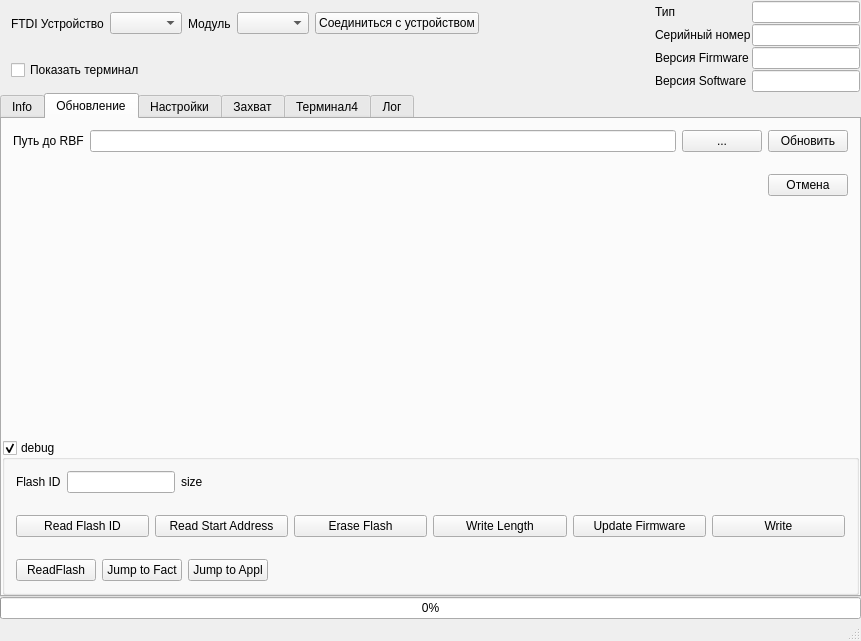
First picture: the form in FTDIDeviceControl/ftdidevicecontrol.ui, repository dzenmaster/FTDIDeviceControl, before the edit.
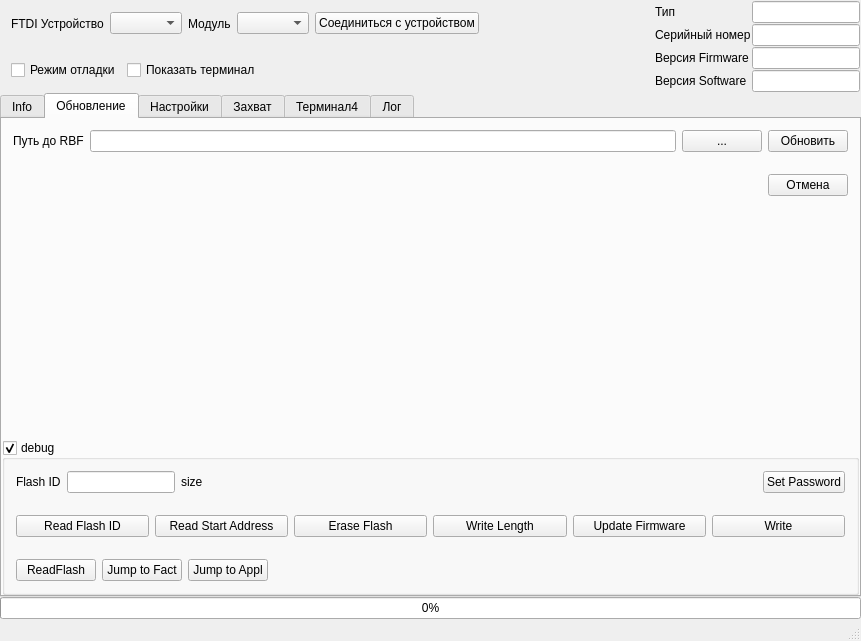
Second picture: the form after the edit. The open tabs and pages were chosen to show the change. Icons and pictures are not drawn. Custom widgets are drawn as their Qt base class.

Commit message: Debug mode with password

Diff of the .ui file:
```diff
--- a/FTDIDeviceControl/ftdidevicecontrol.ui
+++ b/FTDIDeviceControl/ftdidevicecontrol.ui
@@ -89,6 +89,13 @@
        </size>
       </property>
       <layout class="QHBoxLayout" name="horizontalLayout_3">
+       <item>
+        <widget class="QCheckBox" name="cbDebugMode">
+         <property name="text">
+          <string>Режим отладки</string>
+         </property>
+        </widget>
+       </item>
        <item>
         <widget class="QCheckBox" name="cbShowTerminal">
          <property name="text">
@@ -425,6 +432,13 @@
                 </property>
                </widget>
               </item>
+              <item>
+               <widget class="QPushButton" name="pbPass">
+                <property name="text">
+                 <string>Set Password</string>
+                </property>
+               </widget>
+              </item>
              </layout>
             </widget>
            </item>
```
Left out of the diff: 2 changed lines with no effect on the pictures. The commit also changes 10 other files.
